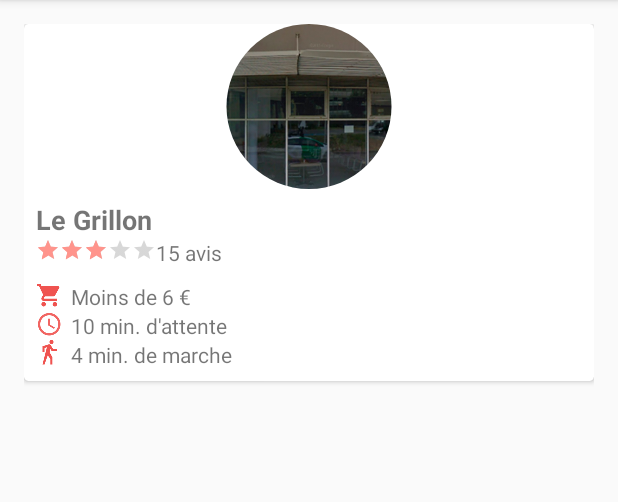
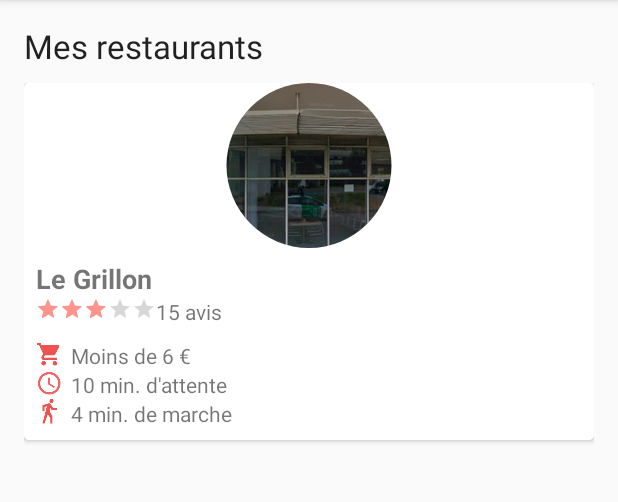
Before and after one commit to antitoine/INSA-4IF-Android-GFaim, an Android app: the fragment ManageRestaurantsFragment placed in its activity, on a phone screen of 412 x 824 dp, the part 84-586 px from its top. Run offline under Robolectric (Android 15) with nearby library versions, the phone set to English and light mode, and no system bars; libraries missing offline, so code that uses them is left out: org.osmdroid.api, org.osmdroid.bonuspack, org.osmdroid.tileprovider, org.osmdroid.util, org.osmdroid.views; plain views replace RoundedImageView; 14 statements that could not run were skipped.

Commit message:
intégration du fragment restaurateur ok

```diff
--- a/app/GFaim/app/src/main/res/layout/fragment_manage_restaurants.xml
+++ b/app/GFaim/app/src/main/res/layout/fragment_manage_restaurants.xml
@@ -9,6 +9,7 @@
         android:layout_width="fill_parent"
         android:layout_height="wrap_content">
 
+
             <LinearLayout
                 android:layout_width="match_parent"
                 android:layout_height="wrap_content"
@@ -16,8 +17,19 @@
                 android:padding="16dp"
                 android:id="@+id/list_restaurants">
 
+                <TextView
+                    android:layout_width="match_parent"
+                    android:layout_height="wrap_content"
+                    android:textAppearance="?android:attr/textAppearanceLarge"
+                    android:text="Mes restaurants"
+                    android:id="@+id/textView15"
+                    android:layout_marginBottom="10dp"
+                    android:layout_gravity="center_horizontal" />
                 <!-- cardview_restaurant_layout.xml added in ManageRestaurantsFragment.java -->
+
             </LinearLayout>
+
+
     </ScrollView>
 
 
```
Lines whose indentation alone changed are shown as unchanged.
